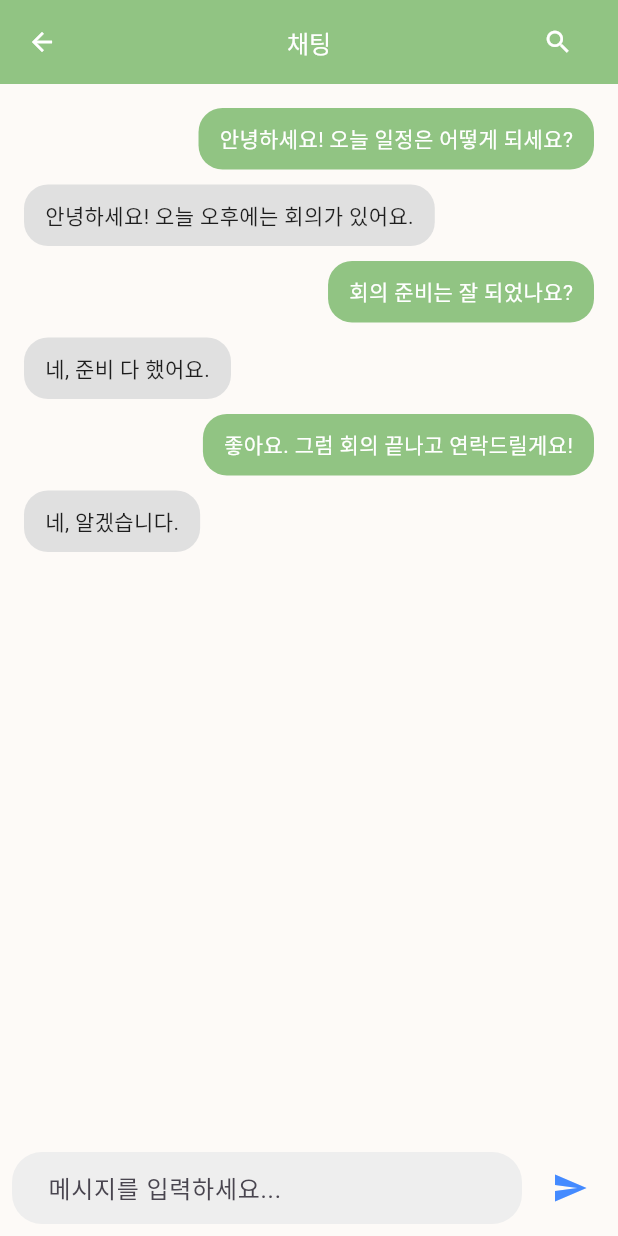
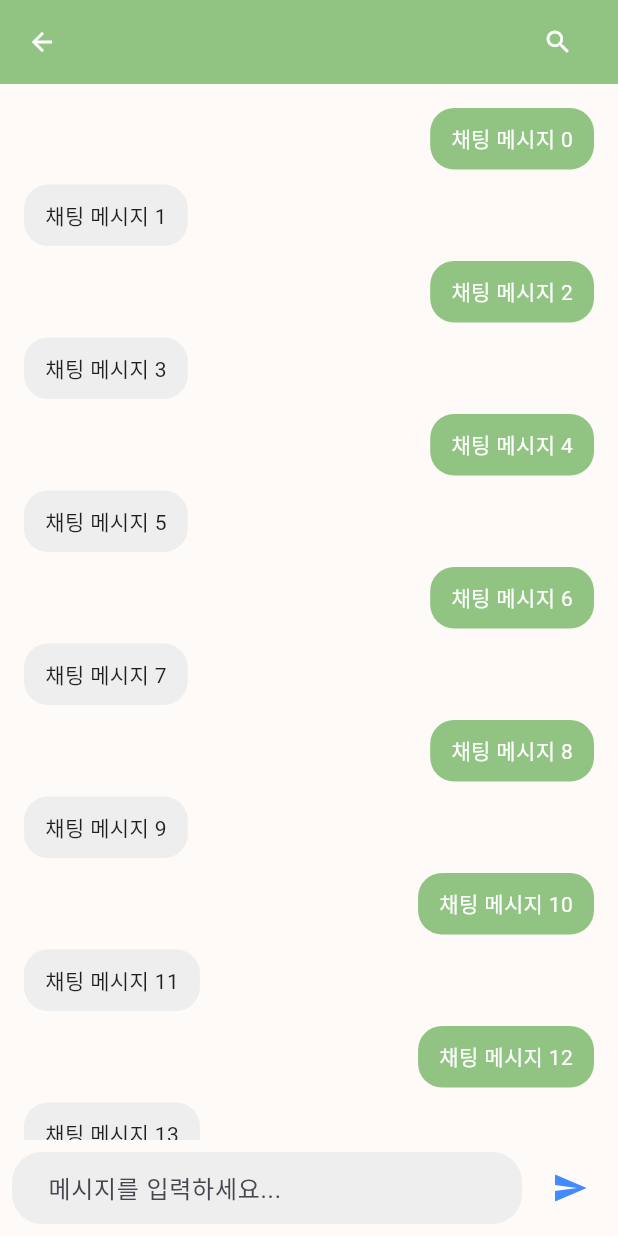
Before and after one commit to minwoo1119/Chrip-Aid-Front, a Flutter app: the ChattingMessageScreen widget shown alone on an empty page, opened directly with empty values, on a phone screen of 412 x 824 dp. Run offline on Flutter 3.47's test engine with Material 3 defaults, Android fonts, the light colour scheme and no system bars; our stand-ins replace card_swiper, dio, firebase_core, firebase_messaging, flutter_dotenv, flutter_local_notifications and 10 more; missing offline and left inert: android_intent_plus, aws_s3_upload, flutter_sliding_up_panel, google_api_headers, google_geocoding, google_maps_flutter_android and 3 more; accounts and stored records are empty; generated files the repository leaves out were written again; network calls fail.

Commit message:
✨ Modfiy : 채팅 페이지 상대방 이름 연동 및 미세 데이터 수정

```diff
--- a/chrip_aid/lib/chatting/view/chatting_message_screen.dart
+++ b/chrip_aid/lib/chatting/view/chatting_message_screen.dart
@@ -8,17 +8,19 @@ import '../../orphanage/layout/detail_page_layout.dart';
 class ChattingMessageScreen extends ConsumerWidget {
   static String get routeName => 'chatting';
   final String chatRoomId;
+  final String targetId;
 
   const ChattingMessageScreen({
     super.key,
     required this.chatRoomId,
+    required this.targetId,
   });
 
   @override
   Widget build(BuildContext context, WidgetRef ref) {
     return DetailPageLayout(
       extendBodyBehindAppBar: false,
-      title: '채팅',
+      title: '${targetId}',
       titleColor: Colors.white,
       appBarBackgroundColor: CustomColor.buttonMainColor,
       backgroundColor: CustomColor.backgroundMainColor,
@@ -40,17 +42,17 @@ class ChattingMessageScreen extends ConsumerWidget {
             child: ListView.separated(
               padding: const EdgeInsets.all(16.0),
               itemBuilder: (context, index) {
-                final chatMessage = dummyData[index];
+                bool isSentByMe = index % 2 == 0;
                 return _buildChatBubble(
-                  chatMessage['isSentByMe'] as bool,
-                  chatMessage['message'] as String,
+                  isSentByMe,
+                  '채팅 메시지 $index',
                 );
               },
               separatorBuilder: (context, index) => const SizedBox(height: 10.0),
-              itemCount: dummyData.length,
+              itemCount: 20, // 메시지 개수 (더미 데이터)
             ),
           ),
-          _BottomInputField(),
+          _BottomInputField(), // 채팅 입력 필드
         ],
       ),
     );
@@ -62,7 +64,7 @@ class ChattingMessageScreen extends ConsumerWidget {
       child: Container(
         padding: const EdgeInsets.symmetric(vertical: 10.0, horizontal: 14.0),
         decoration: BoxDecoration(
-          color: isSentByMe ? CustomColor.itemMainColor : Colors.grey[300],
+          color: isSentByMe ? CustomColor.itemMainColor : Colors.grey[200],
           borderRadius: BorderRadius.circular(16.0),
         ),
         child: Text(
@@ -76,34 +78,6 @@ class ChattingMessageScreen extends ConsumerWidget {
   }
 }
 
-
-final List<Map<String, dynamic>> dummyData = [
-  {
-    'isSentByMe': true,
-    'message': '안녕하세요! 오늘 일정은 어떻게 되세요?',
-  },
-  {
-    'isSentByMe': false,
-    'message': '안녕하세요! 오늘 오후에는 회의가 있어요.',
-  },
-  {
-    'isSentByMe': true,
-    'message': '회의 준비는 잘 되었나요?',
-  },
-  {
-    'isSentByMe': false,
-    'message': '네, 준비 다 했어요.',
-  },
-  {
-    'isSentByMe': true,
-    'message': '좋아요. 그럼 회의 끝나고 연락드릴게요!',
-  },
-  {
-    'isSentByMe': false,
-    'message': '네, 알겠습니다.',
-  },
-];
-
 class _BottomInputField extends StatefulWidget {
   @override
   State<_BottomInputField> createState() => _BottomInputFieldState();
@@ -114,12 +88,8 @@ class _BottomInputFieldState extends State<_BottomInputField> {
 
   void _sendMessage() {
     if (_controller.text.trim().isNotEmpty) {
-      setState(() {
-        dummyData.add({
-          'isSentByMe': true,
-          'message': _controller.text,
-        });
-      });
+      // 메시지를 전송하는 로직 추가 (예: 서버로 메시지 전송)
+      print('Message sent: ${_controller.text}');
       _controller.clear(); // 메시지 전송 후 입력 필드 초기화
     }
   }
@@ -149,7 +119,7 @@ class _BottomInputFieldState extends State<_BottomInputField> {
             const SizedBox(width: 8.0),
             IconButton(
               icon: const Icon(Icons.send, color: Colors.blueAccent),
-              onPressed: _sendMessage,
+              onPressed: _sendMessage, // 메시지 전송
             ),
           ],
         ),
--- a/chrip_aid/lib/common/go_router/go_router.dart
+++ b/chrip_aid/lib/common/go_router/go_router.dart
@@ -319,7 +319,9 @@ final routerProvider = Provider<GoRouter>((ref) {
               path: ':chat_room_id',
               builder: (context, state) {
                 final chatRoomId = state.pathParameters['chat_room_id']!;
-                return ChattingMessageScreen(chatRoomId: chatRoomId);
+                final extra = state.extra as Map<String, dynamic>?;
+                final targetId = extra?['targetId'] as String? ?? 'Unknown';
+                return ChattingMessageScreen(chatRoomId: chatRoomId, targetId: targetId);
               },
             ),
           ]
```
Also changed, not shown: chrip_aid/lib/chatting/view/chatting_screen.dart (+5 -5 lines), chrip_aid/lib/common/component/custom_chats_list.dart (+5 -4 lines).
